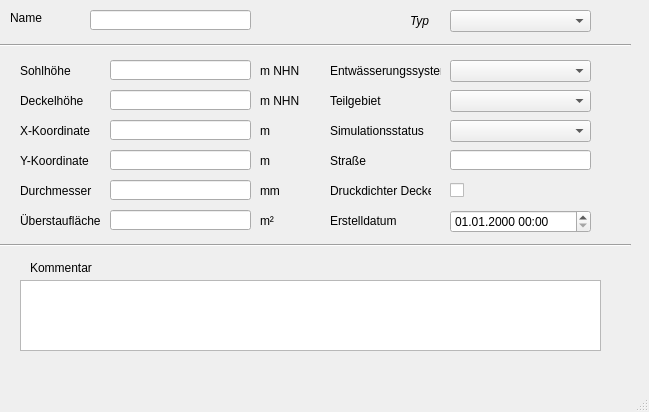
hoettges/QKan, file qkan/forms/qkan_schaechte.ui: the form before one commit.
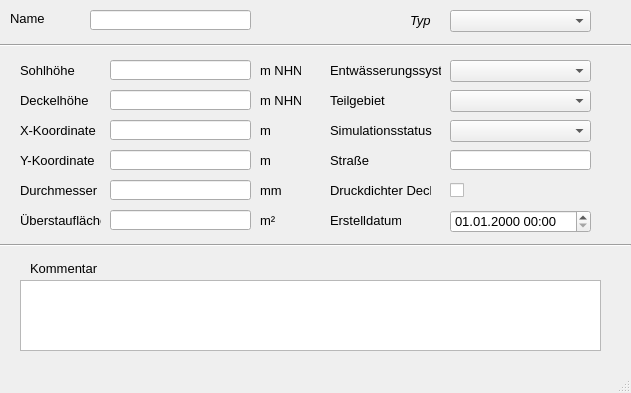
The form after the commit. Custom widgets are drawn as their Qt base class.

Diff of the .ui file:
```diff
--- a/qkan/forms/qkan_schaechte.ui
+++ b/qkan/forms/qkan_schaechte.ui
@@ -9,13 +9,20 @@
    <rect>
     <x>0</x>
     <y>0</y>
-    <width>649</width>
-    <height>412</height>
+    <width>631</width>
+    <height>393</height>
    </rect>
   </property>
+  <property name="minimumSize">
+   <size>
+    <width>631</width>
+    <height>393</height>
+   </size>
+  </property>
   <property name="font">
    <font>
     <family>Tahoma</family>
+    <pointsize>10</pointsize>
    </font>
   </property>
   <property name="windowTitle">
```
Left out of the diff: 4 changed lines with no effect on the pictures.
